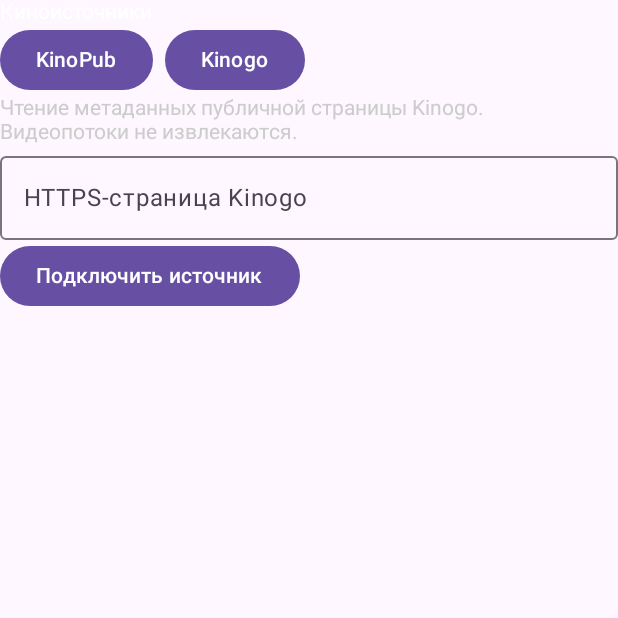
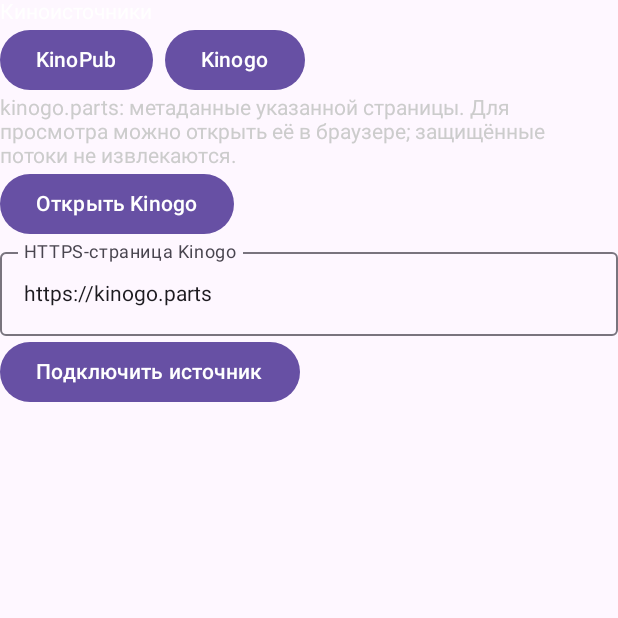
Before and after one commit to maillunex-lang/Kino, an Android app built with Jetpack Compose: the composable ProviderScreen shown on its own in the app's theme, after a tap on "Kinogo", on a phone screen of 412 x 824 dp, the top half of it. Run offline under Robolectric (Android 15) with nearby library versions, the phone set to English and light mode, and no system bars; pictures from the network do not load.

Commit message:
feat: default Kinogo address, browser launch and safe provider switching

```diff
--- a/app/src/main/java/ru/lunex/tv/ProviderScreen.kt
+++ b/app/src/main/java/ru/lunex/tv/ProviderScreen.kt
@@ -21,7 +21,7 @@ fun ProviderScreen() {
     val context = LocalContext.current
     var provider by remember { mutableStateOf("KinoPub") }
     var token by remember { mutableStateOf("") }
-    var page by remember { mutableStateOf("") }
+    var page by remember { mutableStateOf("https://kinogo.parts") }
     var results by remember { mutableStateOf(emptyList<CatalogItem>()) }
     var selected by remember { mutableStateOf<CatalogItem?>(null) }
     var error by remember { mutableStateOf("") }
@@ -51,8 +51,8 @@ fun ProviderScreen() {
         item {
             Text("Киноисточники", color = Color.White)
             Row(horizontalArrangement = Arrangement.spacedBy(8.dp)) {
-                Button(onClick = { provider = "KinoPub"; results = emptyList() }) { Text("KinoPub") }
-                Button(onClick = { provider = "Kinogo"; results = emptyList() }) { Text("Kinogo") }
+                Button(onClick = { provider = "KinoPub"; results = emptyList(); selected = null }) { Text("KinoPub") }
+                Button(onClick = { provider = "Kinogo"; results = emptyList(); selected = null }) { Text("Kinogo") }
             }
             if (provider == "KinoPub") {
                 Text("API KinoPub. Требуется токен собственного авторизованного клиента. Токен не сохраняется.", color = Color.LightGray)
@@ -60,7 +60,10 @@ fun ProviderScreen() {
                     modifier = Modifier.fillMaxWidth(), singleLine = true,
                     visualTransformation = androidx.compose.ui.text.input.PasswordVisualTransformation())
             } else {
-                Text("Чтение метаданных публичной страницы Kinogo. Видеопотоки не извлекаются.", color = Color.LightGray)
+                Text("kinogo.parts: метаданные указанной страницы. Для просмотра можно открыть её в браузере; защищённые потоки не извлекаются.", color = Color.LightGray)
+                Button(onClick = {
+                    context.startActivity(Intent(Intent.ACTION_VIEW, android.net.Uri.parse("https://kinogo.parts")))
+                }) { Text("Открыть Kinogo") }
                 OutlinedTextField(page, { page = it }, label = { Text("HTTPS-страница Kinogo") },
                     modifier = Modifier.fillMaxWidth(), singleLine = true)
             }
@@ -82,6 +85,11 @@ fun ProviderScreen() {
                     }) { Text("Сезоны и серии") }
                 }
                 Text("Воспроизведение возможно только через разрешённые ссылки источника.", color = Color.LightGray)
+                if (provider == "Kinogo") {
+                    Button(onClick = {
+                        context.startActivity(Intent(Intent.ACTION_VIEW, android.net.Uri.parse(item.id)))
+                    }) { Text("Открыть страницу фильма") }
+                }
             }
             items(item.episodes) { ep -> Text("Сезон ${ep.season}, серия ${ep.episode}: ${ep.title}", color = Color.White) }
         } else {
```
